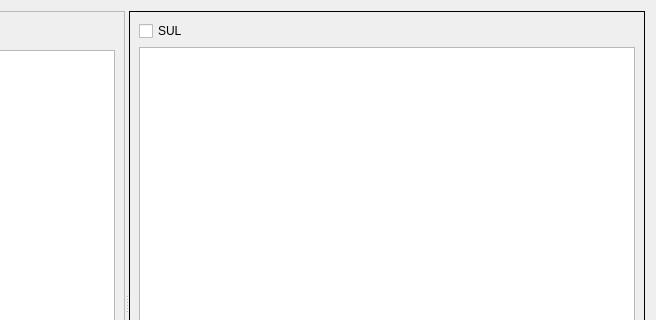
First picture: the form in ui/widgetcompraconfirmar.ui, repository darktorres/ERP-STACCATO, before the edit; both pictures show x 402 to 1058 and y 0 to 320 of the 1058 by 606 pixel window.
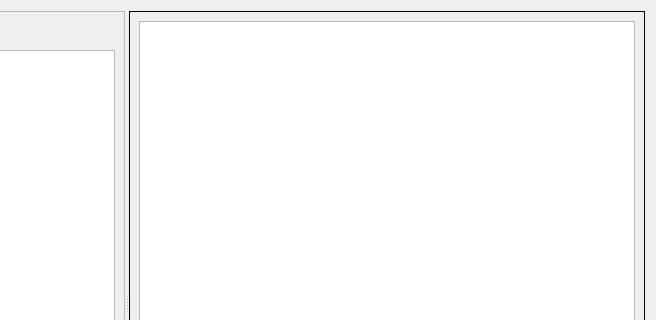
Second picture: the form after the edit. Custom widgets are drawn as their Qt base class.

Patch:
```diff
--- a/ui/widgetcompraconfirmar.ui
+++ b/ui/widgetcompraconfirmar.ui
@@ -74,13 +74,6 @@
       </property>
       <layout class="QGridLayout" name="gridLayout_2">
        <item row="0" column="0" colspan="2">
-        <widget class="QCheckBox" name="checkBoxMostrarSul">
-         <property name="text">
-          <string>SUL</string>
-         </property>
-        </widget>
-       </item>
-       <item row="1" column="0" colspan="2">
         <widget class="TableView" name="table">
          <property name="mouseTracking">
           <bool>true</bool>
```
Left out of the diff: 16 changed lines with no effect on the pictures.
